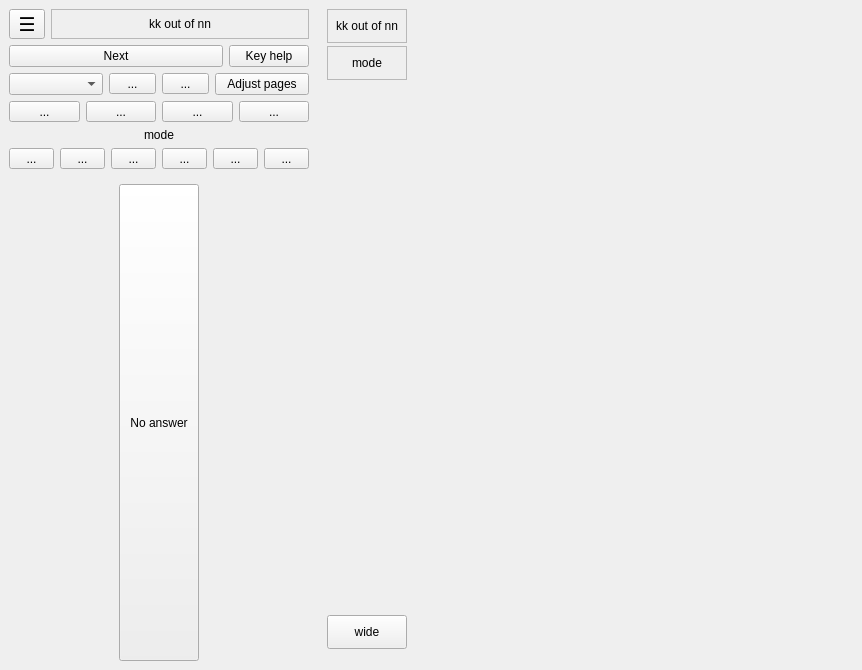
The window that qtCreatorFiles/ui_annotator.ui (plomgrading/plom) describes before a commit, drawn with Qt 5.
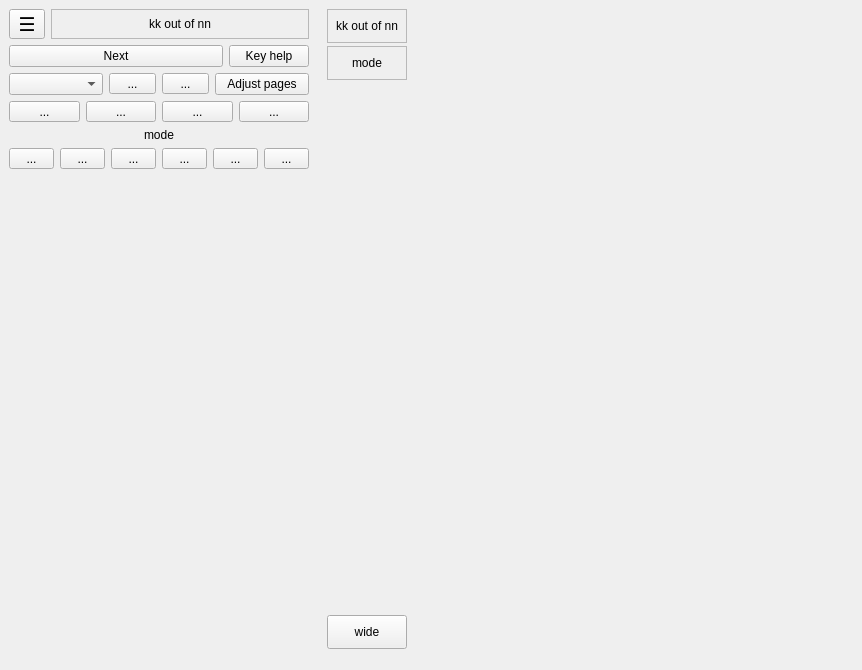
The same window after the commit.

Commit message:
Remove client-side "no answer" code
Server-side still has "HAL"-user rubrics.

Patch:
```diff
--- a/qtCreatorFiles/ui_annotator.ui
+++ b/qtCreatorFiles/ui_annotator.ui
@@ -580,75 +580,6 @@
          <property name="bottomMargin">
           <number>0</number>
          </property>
-         <item>
-          <widget class="QFrame" name="frame6">
-           <property name="sizePolicy">
-            <sizepolicy hsizetype="Preferred" vsizetype="MinimumExpanding">
-             <horstretch>0</horstretch>
-             <verstretch>0</verstretch>
-            </sizepolicy>
-           </property>
-           <layout class="QHBoxLayout">
-            <property name="leftMargin">
-             <number>0</number>
-            </property>
-            <property name="topMargin">
-             <number>0</number>
-            </property>
-            <property name="rightMargin">
-             <number>0</number>
-            </property>
-            <property name="bottomMargin">
-             <number>0</number>
-            </property>
-            <item>
-             <spacer name="horizontalSpacer_2">
-              <property name="orientation">
-               <enum>Qt::Horizontal</enum>
-              </property>
-              <property name="sizeHint" stdset="0">
-               <size>
-                <width>40</width>
-                <height>20</height>
-               </size>
-              </property>
-             </spacer>
-            </item>
-            <item>
-             <widget class="QPushButton" name="noAnswerButton">
-              <property name="sizePolicy">
-               <sizepolicy hsizetype="Minimum" vsizetype="MinimumExpanding">
-                <horstretch>0</horstretch>
-                <verstretch>0</verstretch>
-               </sizepolicy>
-              </property>
-              <property name="minimumSize">
-               <size>
-                <width>0</width>
-                <height>45</height>
-               </size>
-              </property>
-              <property name="text">
-               <string>No answer</string>
-              </property>
-             </widget>
-            </item>
-            <item>
-             <spacer name="horizontalSpacer">
-              <property name="orientation">
-               <enum>Qt::Horizontal</enum>
-              </property>
-              <property name="sizeHint" stdset="0">
-               <size>
-                <width>6</width>
-                <height>20</height>
-               </size>
-              </property>
-             </spacer>
-            </item>
-           </layout>
-          </widget>
-         </item>
         </layout>
        </widget>
       </item>
```
The commit also changes 5 other files.
